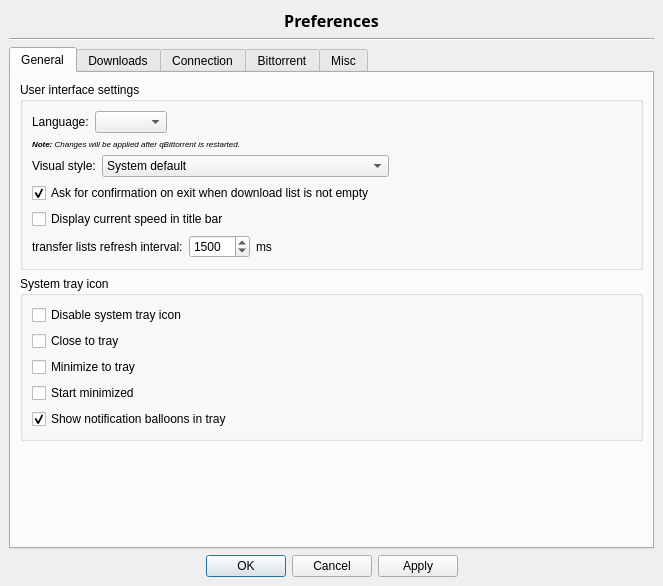
Above: src/options.ui from SysAdminDoc/qBittorrent-Vanced before the change. Below: the same form after it.
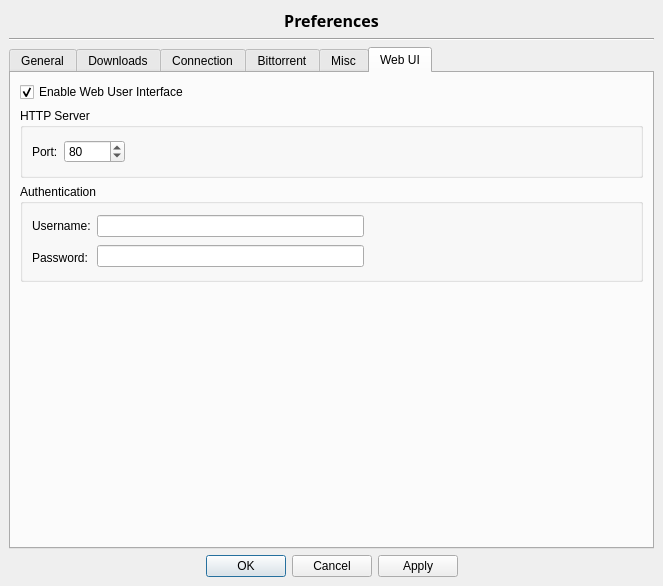
That is the form after the change. The open tabs and pages were chosen to show the change. Icons and pictures are not drawn.

Commit message: - Web interface by Ishan Arora

```diff
--- a/src/options.ui
+++ b/src/options.ui
@@ -1845,6 +1845,175 @@
        </item>
       </layout>
      </widget>
+     <widget class="QWidget" name="tab_2" >
+      <attribute name="title" >
+       <string>Web UI</string>
+      </attribute>
+      <attribute name="icon" >
+       <iconset resource="icons.qrc" >:/Icons/password.png</iconset>
+      </attribute>
+      <layout class="QVBoxLayout" >
+       <item>
+        <widget class="QCheckBox" name="checkWebUi" >
+         <property name="enabled" >
+          <bool>true</bool>
+         </property>
+         <property name="text" >
+          <string>Enable Web User Interface</string>
+         </property>
+         <property name="checked" >
+          <bool>true</bool>
+         </property>
+        </widget>
+       </item>
+       <item>
+        <widget class="QGroupBox" name="groupWebUiServer" >
+         <property name="enabled" >
+          <bool>true</bool>
+         </property>
+         <property name="title" >
+          <string>HTTP Server</string>
+         </property>
+         <layout class="QHBoxLayout" >
+          <item>
+           <widget class="QLabel" name="lblWebUiPort" >
+            <property name="enabled" >
+             <bool>true</bool>
+            </property>
+            <property name="text" >
+             <string>Port:</string>
+            </property>
+           </widget>
+          </item>
+          <item>
+           <widget class="QSpinBox" name="spinWebUiPort" >
+            <property name="enabled" >
+             <bool>true</bool>
+            </property>
+            <property name="maximum" >
+             <number>65525</number>
+            </property>
+            <property name="value" >
+             <number>80</number>
+            </property>
+           </widget>
+          </item>
+          <item>
+           <spacer>
+            <property name="orientation" >
+             <enum>Qt::Horizontal</enum>
+            </property>
+            <property name="sizeHint" >
+             <size>
+              <width>21</width>
+              <height>29</height>
+             </size>
+            </property>
+           </spacer>
+          </item>
+         </layout>
+        </widget>
+       </item>
+       <item>
+        <widget class="QGroupBox" name="groupWebUiAuth" >
+         <property name="enabled" >
+          <bool>true</bool>
+         </property>
+         <property name="title" >
+          <string>Authentication</string>
+         </property>
+         <layout class="QHBoxLayout" >
+          <item>
+           <layout class="QVBoxLayout" >
+            <item>
+             <widget class="QLabel" name="lblWebUiUsername" >
+              <property name="enabled" >
+               <bool>true</bool>
+              </property>
+              <property name="text" >
+               <string>Username:</string>
+              </property>
+             </widget>
+            </item>
+            <item>
+             <widget class="QLabel" name="lblWebUiPassword" >
+              <property name="enabled" >
+               <bool>true</bool>
+              </property>
+              <property name="text" >
+               <string>Password:</string>
+              </property>
+             </widget>
+            </item>
+           </layout>
+          </item>
+          <item>
+           <layout class="QVBoxLayout" >
+            <item>
+             <widget class="QLineEdit" name="textWebUiUsername" >
+              <property name="enabled" >
+               <bool>true</bool>
+              </property>
+              <property name="text" >
+               <string/>
+              </property>
+              <property name="maxLength" >
+               <number>1000</number>
+              </property>
+              <property name="echoMode" >
+               <enum>QLineEdit::Normal</enum>
+              </property>
+             </widget>
+            </item>
+            <item>
+             <widget class="QLineEdit" name="textWebUiPassword" >
+              <property name="enabled" >
+               <bool>true</bool>
+              </property>
+              <property name="text" >
+               <string/>
+              </property>
+              <property name="maxLength" >
+               <number>1000</number>
+              </property>
+              <property name="echoMode" >
+               <enum>QLineEdit::Password</enum>
+              </property>
+             </widget>
+            </item>
+           </layout>
+          </item>
+          <item>
+           <spacer>
+            <property name="orientation" >
+             <enum>Qt::Horizontal</enum>
+            </property>
+            <property name="sizeHint" >
+             <size>
+              <width>198</width>
+              <height>57</height>
+             </size>
+            </property>
+           </spacer>
+          </item>
+         </layout>
+        </widget>
+       </item>
+       <item>
+        <spacer>
+         <property name="orientation" >
+          <enum>Qt::Vertical</enum>
+         </property>
+         <property name="sizeHint" >
+          <size>
+           <width>623</width>
+           <height>41</height>
+          </size>
+         </property>
+        </spacer>
+       </item>
+      </layout>
+     </widget>
     </widget>
    </item>
    <item>
```
Left out of the diff: 109 changed lines with no effect on the pictures. Lines whose indentation alone changed are shown as unchanged. The commit also changes 9 other files.
